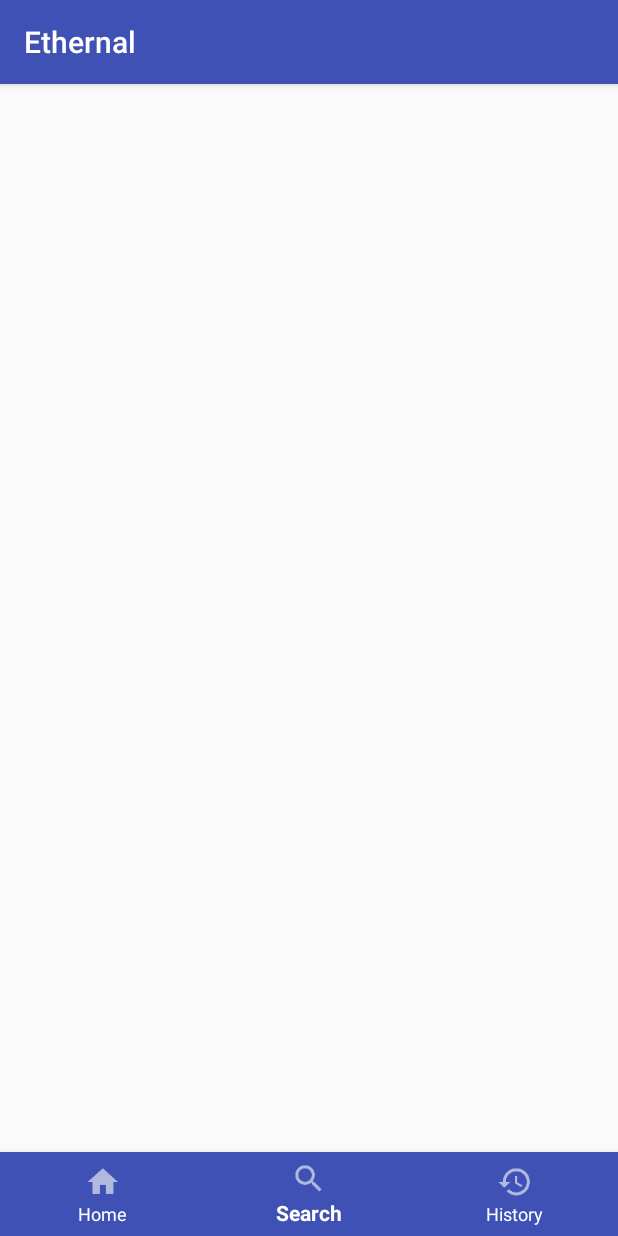
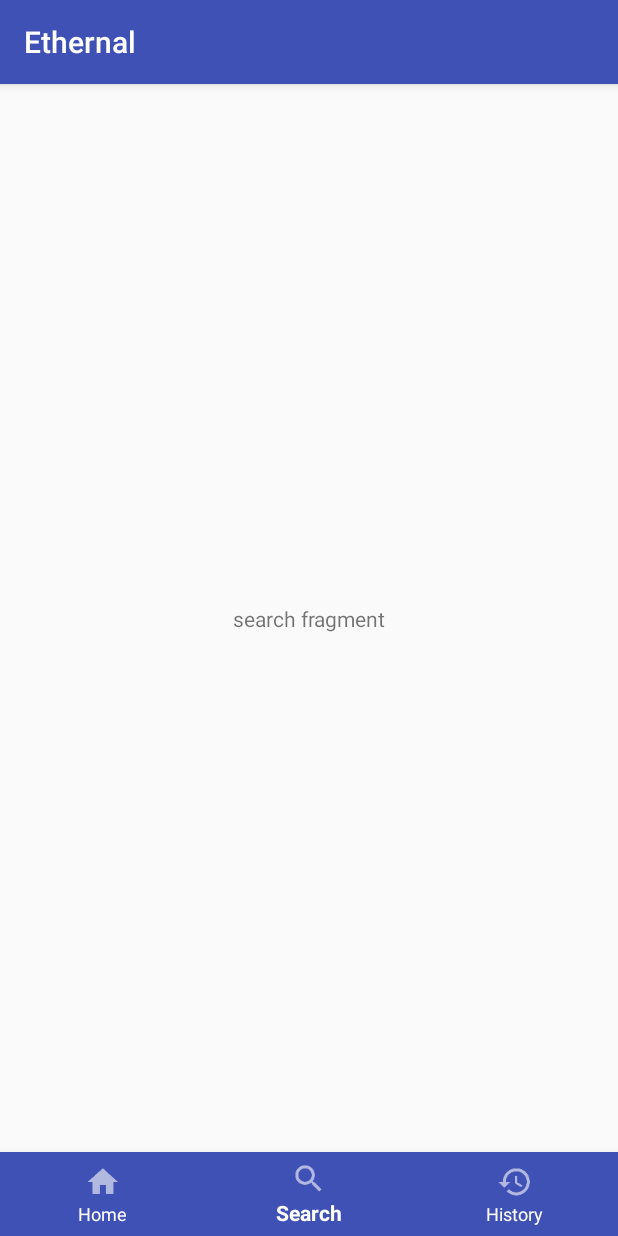
Before and after one commit to 11Derek11/CEN4020-SE, an Android app: the screen it shows after launch (MainActivity), item 2 of the bottom bar chosen, on a phone screen of 412 x 824 dp. Run offline under Robolectric (Android 15) with nearby library versions, the phone set to English and light mode, and no system bars.

Commit message:
enabled fragment navigation through bottom nav bar

```diff
--- a/app/src/main/java/com/example/redent0r/ethernal/HomeFragment.java
+++ b/app/src/main/java/com/example/redent0r/ethernal/HomeFragment.java
@@ -7,6 +7,16 @@ import android.view.View;
 import android.view.ViewGroup;
 
 public class HomeFragment extends Fragment {
+
+    private static HomeFragment instance = null;
+
+    public static HomeFragment getInstance() {
+        if(instance == null) {
+            instance = new HomeFragment();
+        }
+        return instance;
+    }
+
     public void onCreate(Bundle savedInstanceState) {
         super.onCreate(savedInstanceState);
     }
--- a/app/src/main/java/com/example/redent0r/ethernal/MainActivity.java
+++ b/app/src/main/java/com/example/redent0r/ethernal/MainActivity.java
@@ -1,13 +1,48 @@
 package com.example.redent0r.ethernal;
 
+import android.app.FragmentManager;
+import android.support.annotation.NonNull;
+import android.support.design.widget.BottomNavigationView;
 import android.support.v7.app.AppCompatActivity;
 import android.os.Bundle;
+import android.view.MenuItem;
 
 public class MainActivity extends AppCompatActivity {
+
+    BottomNavigationView bottomNavigationView;
 
     @Override
     protected void onCreate(Bundle savedInstanceState) {
         super.onCreate(savedInstanceState);
         setContentView(R.layout.activity_main);
+
+        bottomNavigationView = (BottomNavigationView)findViewById(R.id.bottom_navigation);
+        setUpBottomNav();
+
+        // initial fragment transaction. default = home
+        android.support.v4.app.FragmentManager fragmentManager = getSupportFragmentManager();
+        fragmentManager.beginTransaction().add(R.id.home_container, HomeFragment.getInstance()).commit();
+    }
+
+    private void setUpBottomNav() {
+        bottomNavigationView.setOnNavigationItemSelectedListener(new BottomNavigationView.OnNavigationItemSelectedListener() {
+            @Override
+            public boolean onNavigationItemSelected(@NonNull MenuItem item) {
+                android.support.v4.app.FragmentManager fragmentManager = getSupportFragmentManager();
+                switch (item.getItemId()) {
+                    case R.id.action_home:
+                        fragmentManager.beginTransaction().replace(R.id.home_container, HomeFragment.getInstance()).commit();
+                        return true;
+                    case R.id.action_search:
+                        fragmentManager.beginTransaction().replace(R.id.home_container, SearchFragment.getInstance()).commit();
+                        return true;
+                    case R.id.action_history:
+                        fragmentManager.beginTransaction().replace(R.id.home_container, HistoryFragment.getInstance()).commit();
+                        return true;
+                    default:
+                        return false;
+                }
+            }
+        });
     }
 }
--- a/app/src/main/java/com/example/redent0r/ethernal/SearchFragment.java
+++ b/app/src/main/java/com/example/redent0r/ethernal/SearchFragment.java
@@ -3,6 +3,7 @@ package com.example.redent0r.ethernal;
 import android.content.Context;
 import android.net.Uri;
 import android.os.Bundle;
+import android.support.design.widget.BottomNavigationView;
 import android.support.v4.app.Fragment;
 import android.view.LayoutInflater;
 import android.view.View;
@@ -10,6 +11,15 @@ import android.view.ViewGroup;
 
 
 public class SearchFragment extends Fragment {
+
+    private static SearchFragment instance = null;
+
+    public static SearchFragment getInstance() {
+        if(instance == null) {
+            instance = new SearchFragment();
+            }
+        return instance;
+}
 
     @Override
     public void onCreate(Bundle savedInstanceState) {
--- a/app/src/main/res/layout/activity_main.xml
+++ b/app/src/main/res/layout/activity_main.xml
@@ -19,5 +19,16 @@
         app:layout_constraintStart_toStartOf="parent"
         app:menu="@menu/bottom_navigation_main" />
 
+    <android.support.constraint.ConstraintLayout
+        android:id="@+id/home_container"
+        android:layout_width="0dp"
+        android:layout_height="0dp"
+        app:layout_constraintBottom_toTopOf="@+id/bottom_navigation"
+        app:layout_constraintEnd_toEndOf="parent"
+        app:layout_constraintStart_toStartOf="parent"
+        app:layout_constraintTop_toTopOf="parent">
+
+    </android.support.constraint.ConstraintLayout>
+
 
 </android.support.constraint.ConstraintLayout>
--- a/app/src/main/res/layout/fragment_search.xml
+++ b/app/src/main/res/layout/fragment_search.xml
@@ -1,4 +1,5 @@
-<FrameLayout xmlns:android="http://schemas.android.com/apk/res/android"
+<android.support.constraint.ConstraintLayout xmlns:android="http://schemas.android.com/apk/res/android"
+    xmlns:app="http://schemas.android.com/apk/res-auto"
     xmlns:tools="http://schemas.android.com/tools"
     android:layout_width="match_parent"
     android:layout_height="match_parent"
@@ -6,8 +7,16 @@
 
     <!-- TODO: Update blank fragment layout -->
     <TextView
-        android:layout_width="match_parent"
-        android:layout_height="match_parent"
-        android:text="@string/hello_blank_fragment" />
+        android:layout_width="wrap_content"
+        android:layout_height="wrap_content"
+        android:layout_marginBottom="8dp"
+        android:layout_marginEnd="8dp"
+        android:layout_marginStart="8dp"
+        android:layout_marginTop="8dp"
+        android:text="search fragment"
+        app:layout_constraintBottom_toBottomOf="parent"
+        app:layout_constraintEnd_toEndOf="parent"
+        app:layout_constraintStart_toStartOf="parent"
+        app:layout_constraintTop_toTopOf="parent" />
 
-</FrameLayout>
+</android.support.constraint.ConstraintLayout>
```
Also changed, not shown: app/src/main/java/com/example/redent0r/ethernal/HistoryFragment.java (+9 -0 lines), app/src/main/res/layout/fragment_history.xml (+14 -5 lines), app/src/main/res/layout/fragment_home.xml (+14 -5 lines).
